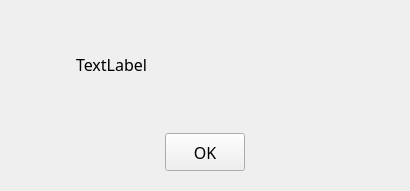
This is form/news.ui in soda92/beijing_fushengji_rewrite as Qt 5 draws it before an edit. The edited form follows.
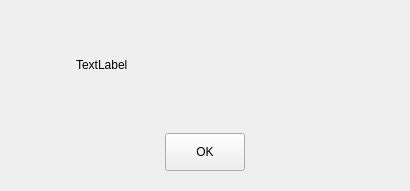
This is the edited form. Icons and pictures are not drawn.

Patch:
```diff
--- a/form/news.ui
+++ b/form/news.ui
@@ -13,11 +13,7 @@
   <property name="windowTitle">
    <string>Beijing News</string>
   </property>
-  <property name="styleSheet">
-   <string notr="true">QLabel, QPushButton, QTextBrowser, QGroupBox, QTextEdit {
-                font: 12pt MiSans;
-            }</string>
-  </property>
+  
   <layout class="QVBoxLayout" name="verticalLayout">
    <item>
     <widget class="QWidget" name="widget_2" native="true">
```
